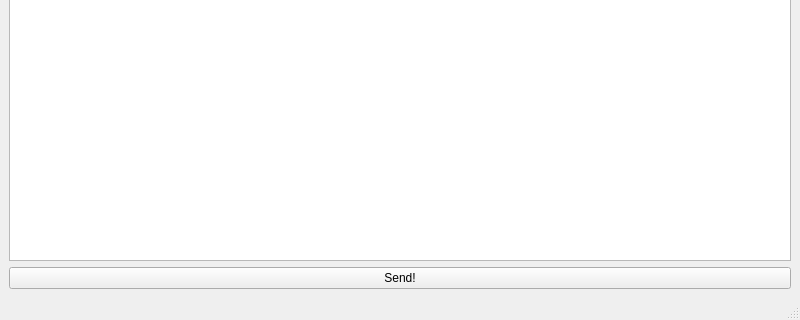
Old version of the form src/morse/mainwindow.ui in the repository HiddevdVliet/MORSE; both pictures show x 0 to 800 and y 280 to 600 of the 800 by 600 pixel window.
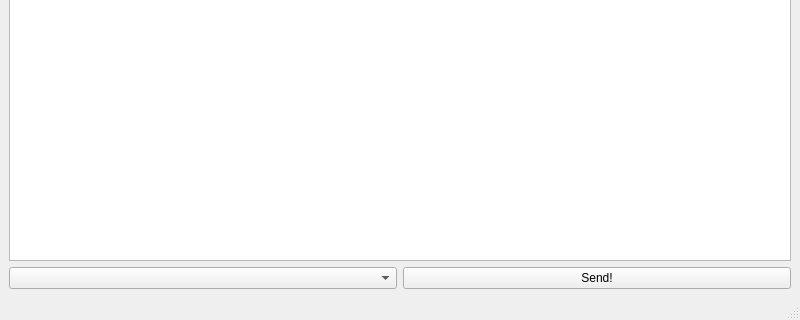
New version of the form.

```diff
--- a/src/morse/mainwindow.ui
+++ b/src/morse/mainwindow.ui
@@ -19,11 +19,22 @@
      <widget class="QTextEdit" name="text_message"/>
     </item>
     <item>
+     <layout class="QHBoxLayout" name="horizontalLayout">
+      <item>
+       <widget class="QComboBox" name="portBox">
+        <property name="placeholderText">
+         <string>Choose your port...</string>
+        </property>
+       </widget>
+      </item>
+      <item>
      <widget class="QPushButton" name="send_button">
       <property name="text">
        <string>Send!</string>
       </property>
      </widget>
+      </item>
+     </layout>
     </item>
    </layout>
   </widget>
```
Lines whose indentation alone changed are shown as unchanged.
